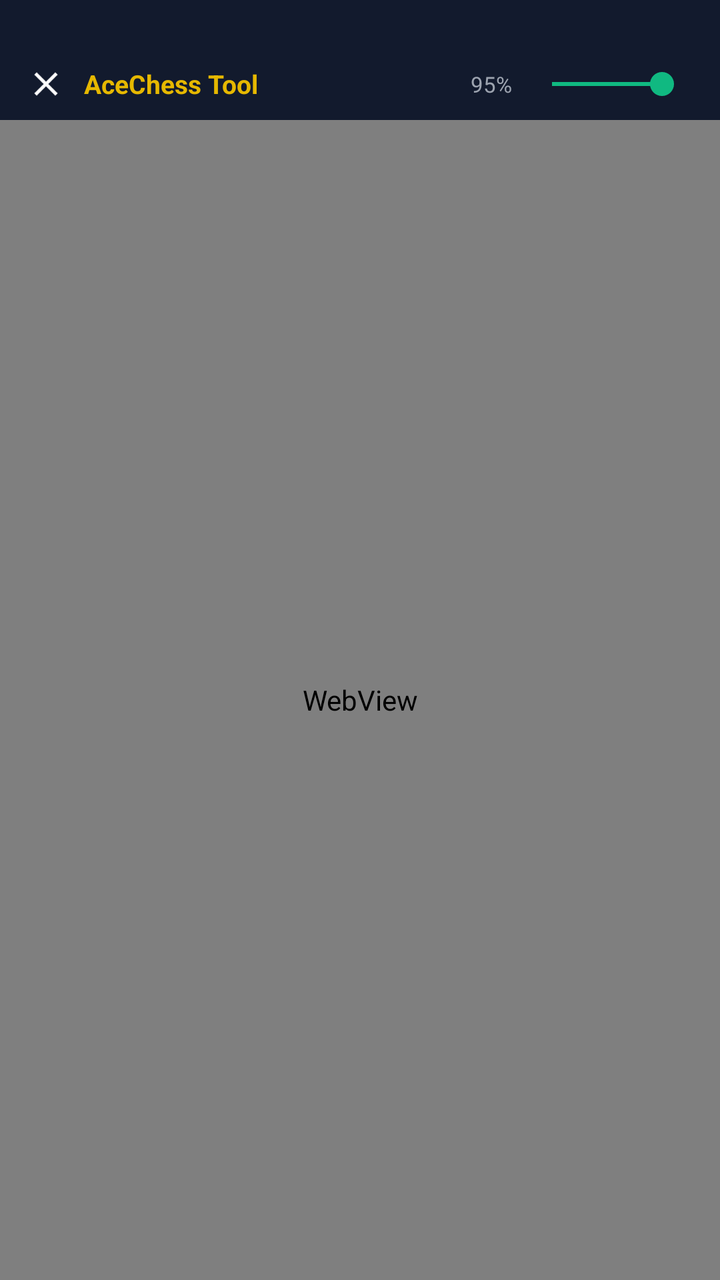
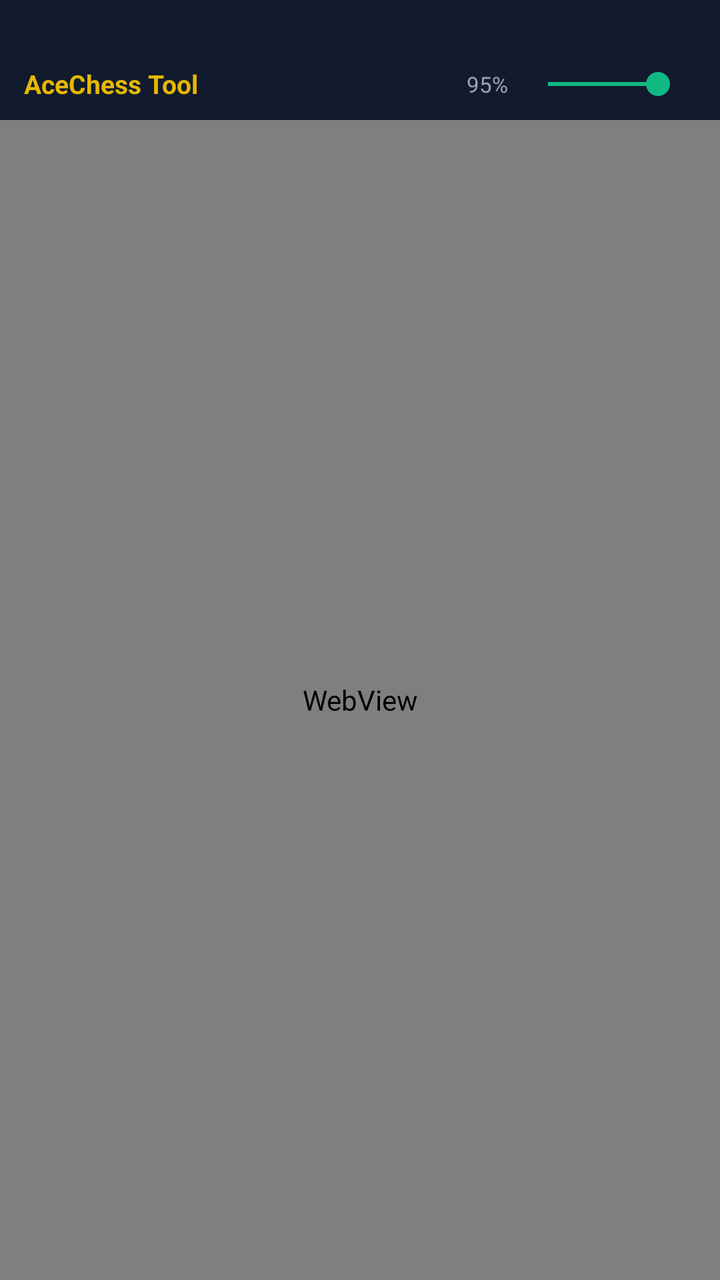

Compare the two renders of this Android layout. The source of the first and the diff that turns it into the second are given below.
<!-- AndroidManifest.xml: application theme Theme.AceChess -->
<!-- res/layout/floating_window_overlay.xml -->
<?xml version="1.0" encoding="utf-8"?>
<LinearLayout xmlns:android="http://schemas.android.com/apk/res/android"
    android:id="@+id/overlay_window_root"
    android:layout_width="match_parent"
    android:layout_height="match_parent"
    android:orientation="vertical"
    android:background="@drawable/bg_floating_window">

    
    <View
        android:id="@+id/view_status_bar_spacer"
        android:layout_width="match_parent"
        android:layout_height="24dp"
        android:visibility="visible"
        android:background="#E6131B2E" />

    
    <LinearLayout
        android:id="@+id/layout_window_header"
        android:layout_width="match_parent"
        android:layout_height="36dp"
        android:orientation="horizontal"
        android:gravity="center_vertical"
        android:background="#E6131B2E"
        android:paddingHorizontal="10dp">

        
        <ImageView
            android:id="@+id/img_window_close"
            android:layout_width="26dp"
            android:layout_height="26dp"
            android:padding="3dp"
            android:src="@drawable/ic_close_white_24dp"
            android:background="?android:attr/selectableItemBackgroundBorderless"
            android:contentDescription="Đóng về bong bóng" />

        
        <TextView
            android:id="@+id/tv_window_title"
            android:layout_width="0dp"
            android:layout_height="wrap_content"
            android:layout_weight="1"
            android:text="AceChess Tool"
            android:textColor="@color/gold_primary"
            android:textSize="13sp"
            android:textStyle="bold"
            android:layout_marginStart="6dp" />

        
        <TextView
            android:id="@+id/tv_opacity_val"
            android:layout_width="wrap_content"
            android:layout_height="wrap_content"
            android:text="95%"
            android:textColor="@color/text_secondary"
            android:textSize="11sp"
            android:layout_marginEnd="4dp" />

        <SeekBar
            android:id="@+id/seekBarOverlayAlpha"
            android:layout_width="90dp"
            android:layout_height="wrap_content"
            android:max="100"
            android:progress="95"
            android:thumbTint="@color/emerald_green"
            android:progressTint="@color/emerald_green" />
    </LinearLayout>

    
    <ProgressBar
        android:id="@+id/mini_web_progress"
        style="?android:attr/progressBarStyleHorizontal"
        android:layout_width="match_parent"
        android:layout_height="2dp"
        android:max="100"
        android:progress="0"
        android:visibility="gone" />

    
    <WebView
        android:id="@+id/mini_webview"
        android:layout_width="match_parent"
        android:layout_height="0dp"
        android:layout_weight="1" />

</LinearLayout>
<!-- resources referenced by this layout -->
<resources>
  <color name="emerald_green">#10B981</color>
  <color name="gold_primary">#E6B800</color>
  <color name="text_secondary">#9CA3AF</color>
  <!-- drawable bg_floating_window (drawable) -->
  <?xml version="1.0" encoding="utf-8"?>
  <shape xmlns:android="http://schemas.android.com/apk/res/android"
      android:shape="rectangle">
      <solid android:color="#F20F1626" />
  </shape>
  <!-- drawable ic_close_white_24dp: png bitmap (drawable, 420 bytes) -->
  <style name="Theme.AceChess" parent="android:Theme.Material.NoActionBar">
          <item name="android:statusBarColor">#12131A</item>
          <item name="android:navigationBarColor">#12131A</item>
          <item name="android:windowBackground">#12131A</item>
      </style>
</resources>

<!-- the commit's change to res/layout/floating_window_overlay.xml (unified diff, before → after) -->
@@ -22,17 +22,7 @@
         android:orientation="horizontal"
         android:gravity="center_vertical"
         android:background="#E6131B2E"
-        android:paddingHorizontal="10dp">
-
-        
-        <ImageView
-            android:id="@+id/img_window_close"
-            android:layout_width="26dp"
-            android:layout_height="26dp"
-            android:padding="3dp"
-            android:src="@drawable/ic_close_white_24dp"
-            android:background="?android:attr/selectableItemBackgroundBorderless"
-            android:contentDescription="Đóng về bong bóng" />
+        android:paddingHorizontal="12dp">
 
         
         <TextView
@@ -43,8 +33,7 @@
             android:text="AceChess Tool"
             android:textColor="@color/gold_primary"
             android:textSize="13sp"
-            android:textStyle="bold"
-            android:layout_marginStart="6dp" />
+            android:textStyle="bold" />
 
         
         <TextView
<!-- resource entries referenced after the edit -->
@@ -9,7 +9,6 @@
       android:shape="rectangle">
       <solid android:color="#F20F1626" />
   </shape>
-  <!-- drawable ic_close_white_24dp: png bitmap (drawable, 420 bytes) -->
   <style name="Theme.AceChess" parent="android:Theme.Material.NoActionBar">
           <item name="android:statusBarColor">#12131A</item>
           <item name="android:navigationBarColor">#12131A</item>
